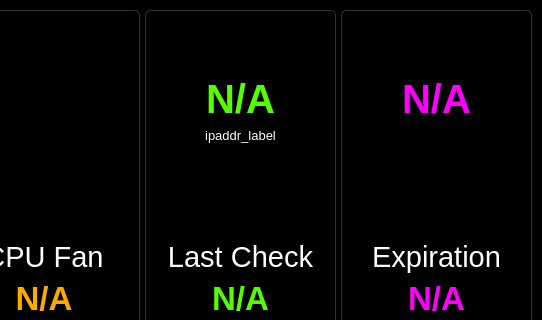
Qt form qt_design/main_window.ui (zyl120/Naloxone_Safety_Kit) before a commit; both pictures show x 258 to 800 and y 0 to 320 of the 800 by 480 pixel window.
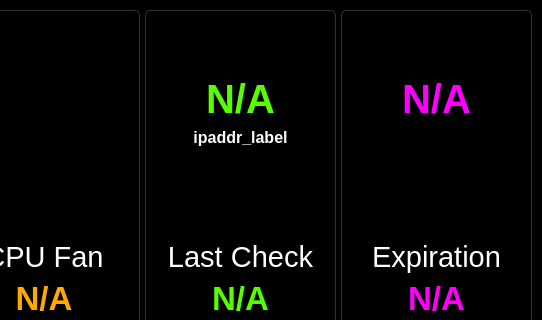
The same form after that commit. Icons and pictures are not drawn.

Commit message: increase ip address text size

```diff
--- a/qt_design/main_window.ui
+++ b/qt_design/main_window.ui
@@ -488,7 +488,8 @@
             <widget class="QLabel" name="ipaddr_label">
              <property name="font">
               <font>
-               <pointsize>10</pointsize>
+               <pointsize>12</pointsize>
+               <bold>true</bold>
               </font>
              </property>
              <property name="styleSheet">
```
The commit also changes 2 other files.
